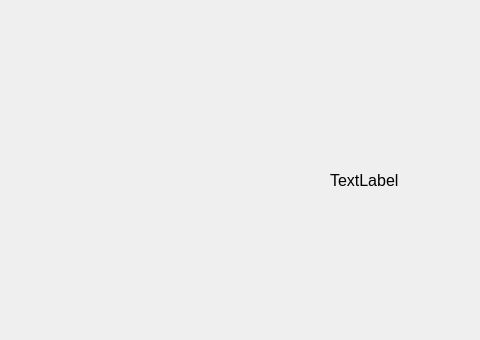
First picture: the form in Design/chessboard.ui, repository azc-pkk/c2024-a, before the edit; both pictures show x 320 to 800 and y 0 to 340 of the 800 by 640 pixel window.
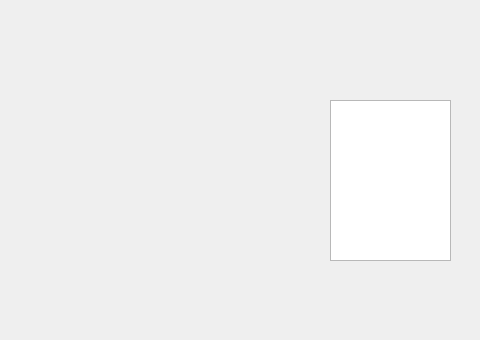
Second picture: the form after the edit.

Commit message: 优化了 GUI，用多线程单独运行 alpha-beta 剪枝算法，添加了悔棋和重新开始功能。

Patch:
```diff
--- a/Design/chessboard.ui
+++ b/Design/chessboard.ui
@@ -49,7 +49,7 @@
     <string>重新开始</string>
    </property>
   </widget>
-  <widget class="QLabel" name="label">
+  <widget class="QPlainTextEdit" name="plainTextEdit">
    <property name="geometry">
     <rect>
      <x>650</x>
@@ -58,14 +58,6 @@
      <height>161</height>
     </rect>
    </property>
-   <property name="font">
-    <font>
-     <pointsize>12</pointsize>
-    </font>
-   </property>
-   <property name="text">
-    <string>TextLabel</string>
-   </property>
   </widget>
  </widget>
  <resources/>
```
The commit also changes 4 other files.
